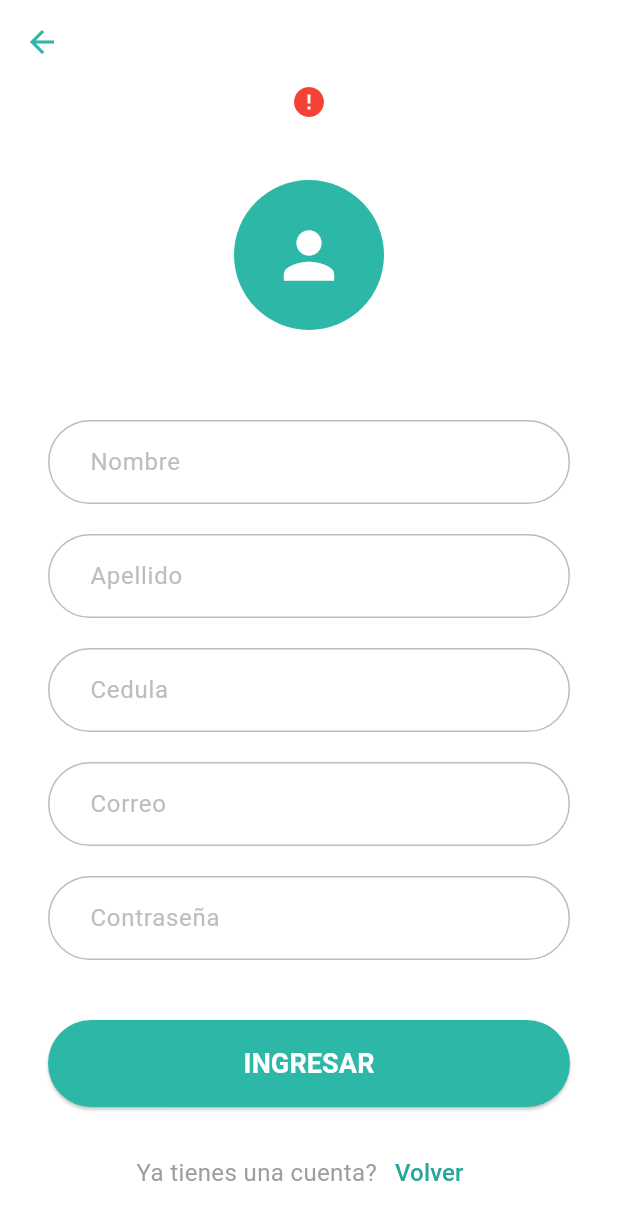
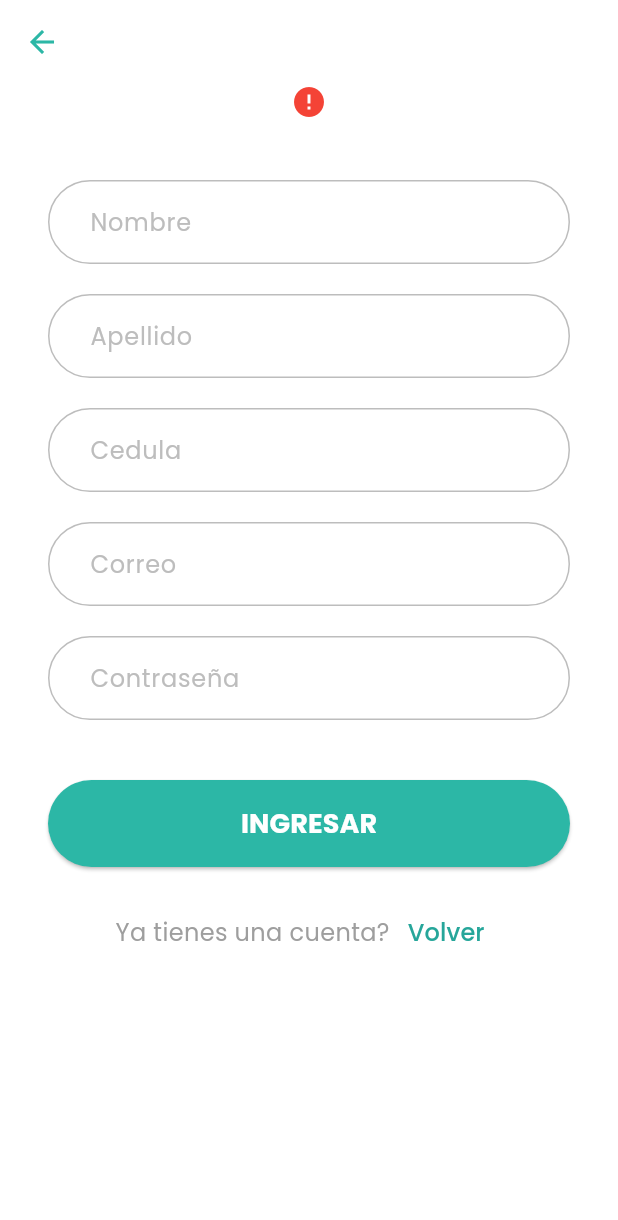
Before and after one commit to LauraCM01/turquesa-movile, a Flutter app: the screen it shows after launch, after a tap on "CREAR CUENTA", on a phone screen of 412 x 824 dp. Shown: the top 1220 px of the screen. Run offline on Flutter 3.47's test engine with Material 3 defaults, Android fonts, the phone set to English and light mode, and no system bars; our stand-ins replace google_fonts, table_calendar; network calls fail.

Commit message:
Cambio tipografía

```diff
--- a/lib/loging.dart
+++ b/lib/loging.dart
@@ -1,5 +1,6 @@
 // Importa la biblioteca principal de Material Design de Flutter.
 import 'package:flutter/material.dart';
+import 'package:google_fonts/google_fonts.dart';
 import './home_screen.dart';
 import './pantalla_registro.dart';
 
@@ -110,7 +111,7 @@ class _LoginPageState extends State<LoginPage> {
                 // Campo de texto para el nombre de usuario (Username).
                 TextFormField(
                   controller: _usernameController, // Asocia el controlador.
-                  style: const TextStyle(fontSize: 18.0, color: Colors.grey),
+                  style: GoogleFonts.poppins(fontSize: 16.0, color: Colors.grey),
                   decoration: InputDecoration(
                     prefixIcon: const Icon(
                       Icons.person_outline,
@@ -148,7 +149,7 @@ class _LoginPageState extends State<LoginPage> {
                 TextFormField(
                   controller: _passwordController, // Asocia el controlador.
                   obscureText: true, // Oculta el texto.
-                  style: const TextStyle(fontSize: 18.0, color: Colors.grey),
+                  style: GoogleFonts.poppins(fontSize: 16.0, color: Colors.grey),
                   decoration: InputDecoration(
                     prefixIcon: const Icon(
                       Icons.lock_outline,
@@ -191,7 +192,7 @@ class _LoginPageState extends State<LoginPage> {
                     shape: RoundedRectangleBorder(
                       borderRadius: BorderRadius.circular(30.0),
                     ),
-                    textStyle: const TextStyle(
+                    textStyle: GoogleFonts.poppins(
                       fontSize: 20,
                       fontWeight: FontWeight.bold,
                     ),
@@ -230,16 +231,19 @@ class _LoginPageState extends State<LoginPage> {
                           },
                           activeColor: const Color(0XFF2CB7A6),
                         ),
-                        const Text(
+                        Text(
                           'Recordar',
-                          style: TextStyle(fontSize: 16.0),
+                          style: GoogleFonts.poppins(
+                            fontSize: 14.0,
+                            color: Colors.grey,
+                            ),
                         ),
                       ],
                     ),
                     TextButton(
                       style: TextButton.styleFrom(
                         foregroundColor: Colors.grey,
-                        textStyle: const TextStyle(fontSize: 16.0),
+                        textStyle: GoogleFonts.poppins(fontSize: 14.0),
                       ),
                       onPressed: () {},
                       child: const Text('Recuperar contraseña'),
@@ -251,9 +255,12 @@ class _LoginPageState extends State<LoginPage> {
                 // Sección para crear una nueva cuenta.
                 Column(
                   children: [
-                    const Text(
+                    Text(
                       '¿Todavía no tienes cuenta?',
-                      style: TextStyle(fontSize: 16.0),
+                      style: GoogleFonts.poppins(
+                        fontSize: 14.0,
+                        color: Colors.grey,
+                        ),
                     ),
                     const SizedBox(height: 16.0),
                     ElevatedButton(
@@ -267,7 +274,7 @@ class _LoginPageState extends State<LoginPage> {
                         shape: RoundedRectangleBorder(
                           borderRadius: BorderRadius.circular(30.0),
                         ),
-                        textStyle: const TextStyle(
+                        textStyle: GoogleFonts.poppins(
                           fontSize: 18,
                           fontWeight: FontWeight.bold,
                         ),
@@ -290,14 +297,14 @@ class _LoginPageState extends State<LoginPage> {
                 Row(
                   children: <Widget>[
                     Expanded(child: Divider(color: Colors.grey.shade400)),
-                    const Padding(
-                      padding: EdgeInsets.symmetric(horizontal: 8.0),
+                    Padding(
+                      padding: const EdgeInsets.symmetric(horizontal: 8.0),
                       child: Text(
                         "O",
-                        style: TextStyle(color: Colors.grey, fontSize: 16),
+                        style: GoogleFonts.poppins(color: Colors.grey, fontSize: 16),
                       ),
                     ),
-                    Expanded(child: Divider(color: Colors.grey.shade400)),
+                    Expanded(child: Divider(color: Colors.grey)),
                   ],
                 ),
                 const SizedBox(height: 24.0),
@@ -318,7 +325,7 @@ class _LoginPageState extends State<LoginPage> {
                     shape: RoundedRectangleBorder(
                       borderRadius: BorderRadius.circular(8.0),
                     ),
-                    textStyle: const TextStyle(
+                    textStyle: GoogleFonts.poppins(
                       fontSize: 18,
                       fontWeight: FontWeight.w500,
                     ),
--- a/lib/models/room.dart
+++ b/lib/models/room.dart
@@ -1,7 +1,11 @@
 class Room {
+  final String id;
   final String name;
   final String imageUrl;
-  final String id;
 
-  Room({required this.name, required this.imageUrl, required this.id});
+  Room({
+    required this.id,
+    required this.name,
+    required this.imageUrl,
+  });
 }
--- a/lib/pantalla_registro.dart
+++ b/lib/pantalla_registro.dart
@@ -1,4 +1,5 @@
 import 'package:flutter/material.dart';
+import 'package:google_fonts/google_fonts.dart';
 import './home_screen.dart';
 
 class PantallaRegistro extends StatefulWidget {
@@ -92,25 +93,6 @@ class _PantallaRegistroState extends State<PantallaRegistro> {
                   ],
                 ),
 
-                // Icono usuario.
-                Padding(
-                  // Aplica 20.0 de margen en la parte superior (top)
-                  // y 20.0 a la izquierda y derecha (left, right).
-                  // La parte inferior (bottom) se queda en 0.0.
-                  padding: const EdgeInsets.only(
-                    top: 40.0,
-                    bottom: 0.0, // O simplemente omites el 'bottom' ya que por defecto es 0.0
-                  ),
-                  child: const CircleAvatar(
-                    // Tamaño reducido
-                    radius: 50,
-                    backgroundColor: Color(0XFF2CB7A6),
-                    child: Icon(Icons.person, size: 50, color: Colors.white),
-                  ),
-                ),
-                const SizedBox(height: 20.0),
-
-
                   const SizedBox(height: 40),
                   _buildTextFormField(
                     controller: _nombreController,
@@ -150,13 +132,13 @@ class _PantallaRegistroState extends State<PantallaRegistro> {
                     onPressed: () {
                       if (_formKey.currentState!.validate()) {
                         Navigator.of(context).push(
-                          MaterialPageRoute(builder: (context) => HomeScreen()),
+                          MaterialPageRoute(builder: (context) => const HomeScreen()),
                         );
                       }
                     },
-                    child: const Text(
+                    child: Text(
                       'INGRESAR',
-                      style: TextStyle(
+                      style: GoogleFonts.poppins(
                         fontSize: 18,
                         color: Colors.white,
                         fontWeight: FontWeight.bold,
@@ -167,19 +149,19 @@ class _PantallaRegistroState extends State<PantallaRegistro> {
                   Row(
                     mainAxisAlignment: MainAxisAlignment.center,
                     children: [
-                      const Text(
+                      Text(
                         'Ya tienes una cuenta?',
-                        style: TextStyle(color: Colors.grey, fontSize: 16),
+                        style: GoogleFonts.poppins(color: Colors.grey, fontSize: 16),
                       ),
                       TextButton(
                         onPressed: () {
                           // Navegar a la pantalla de login
                           Navigator.of(context).pop();
                         },
-                        child: const Text(
+                        child: Text(
                           'Volver',
-                          style: TextStyle(
-                            color: Color(0xFF26A69A),
+                          style: GoogleFonts.poppins(
+                            color: const Color(0xFF26A69A),
                             fontSize: 16,
                           ),
                         ),
@@ -216,9 +198,10 @@ class _PantallaRegistroState extends State<PantallaRegistro> {
         }
         return null;
       },
+      style: GoogleFonts.poppins(),
       decoration: InputDecoration(
         hintText: hintText,
-        hintStyle: TextStyle(color: Colors.grey.shade400),
+        hintStyle: GoogleFonts.poppins(color: Colors.grey.shade400),
         filled: true,
         fillColor: Colors.white,
         enabledBorder: OutlineInputBorder(
```
Also changed, not shown: lib/app_theme.dart (added, +55 -0 lines), lib/calendar_page.dart (+6 -2 lines), lib/home_screen.dart (+14 -11 lines), lib/reservation_form.dart (+157 -58 lines), lib/room_details_screen.dart (+12 -12 lines).
